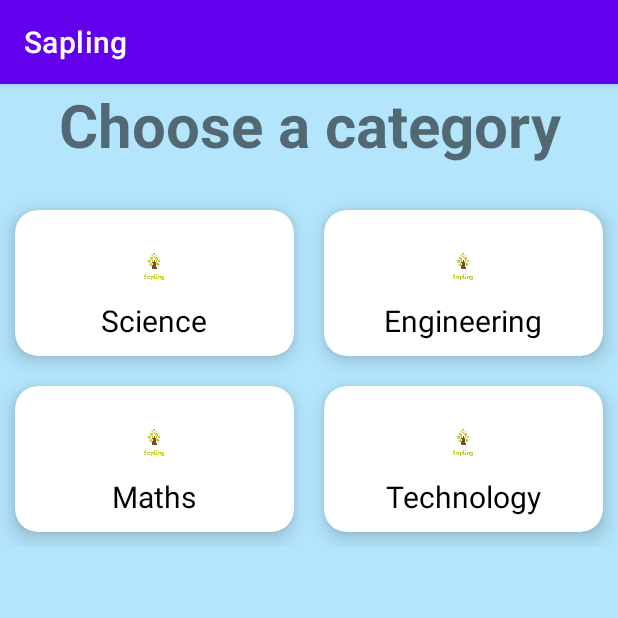
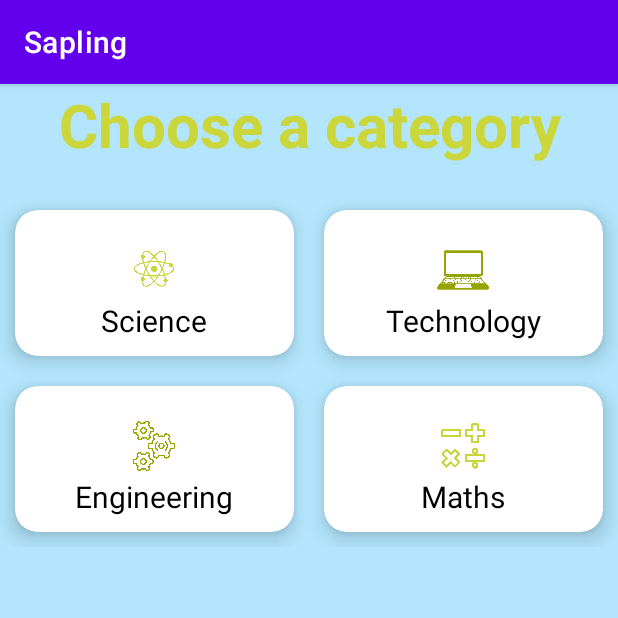
Before and after one commit to eolewis8/Sapling, an Android app: the CategoriesActivity screen opened directly, with no data from a screen before it, on a phone screen of 412 x 824 dp, the top half of it. Run offline under Robolectric (Android 15) with nearby library versions, the phone set to English and light mode, and no system bars.

Commit message:
Images files added. Category images now in CategoriesActivity

```diff
--- a/app/src/main/java/com/example/sapling/CategoriesActivity.java
+++ b/app/src/main/java/com/example/sapling/CategoriesActivity.java
@@ -22,10 +22,10 @@ import java.util.List;
 public class CategoriesActivity extends AppCompatActivity {
 
     private List<String> categories = new ArrayList<String>(
-            Arrays.asList("Science", "Engineering", "Maths", "Technology"));
+            Arrays.asList("Science", "Technology", "Engineering", "Maths"));
 
-    private List<Integer> images = new ArrayList<>(Arrays.asList(R.drawable.sapling_logo,
-            R.drawable.sapling_logo, R.drawable.sapling_logo, R.drawable.sapling_logo));
+    private List<Integer> images = new ArrayList<>(Arrays.asList(R.drawable.science_logo,
+            R.drawable.tech_logo, R.drawable.engr_logo, R.drawable.math_logo));
 
     private RecyclerView recyclerView;
 
--- a/app/src/main/res/layout/activity_categories.xml
+++ b/app/src/main/res/layout/activity_categories.xml
@@ -12,6 +12,7 @@
         android:layout_width="match_parent"
         android:layout_height="wrap_content"
         android:text="Choose a category"
+        android:textColor="#cad639"
         android:gravity="center"
         android:textStyle="bold"
         android:layout_marginBottom="20dp"
--- /dev/null
+++ b/app/src/main/res/layout/activity_science.xml
@@ -0,0 +1,6 @@
+<?xml version="1.0" encoding="utf-8"?>
+<androidx.constraintlayout.widget.ConstraintLayout
+    xmlns:android="http://schemas.android.com/apk/res/android" android:layout_width="match_parent"
+    android:layout_height="match_parent">
+
+</androidx.constraintlayout.widget.ConstraintLayout>
```
Also changed, not shown: app/src/main/res/drawable-v24/algebra_logo.png (added), app/src/main/res/drawable-v24/biology_logo.png (added), app/src/main/res/drawable-v24/calc_logo.png (added), app/src/main/res/drawable-v24/chem_logo.png (added), app/src/main/res/drawable-v24/civil_logo.png (added), app/src/main/res/drawable-v24/ee_logo.png (added), app/src/main/res/drawable-v24/engr_logo.png (added), app/src/main/res/drawable-v24/geometry_logo.png (added), app/src/main/res/drawable-v24/industry_logo.png (added), app/src/main/res/drawable-v24/math_logo.png (added), app/src/main/res/drawable-v24/science_logo.png (added), app/src/main/res/drawable-v24/space_logo.png (added), app/src/main/res/drawable-v24/stats_logo.png (added), app/src/main/res/drawable-v24/tech_logo.png (added).
